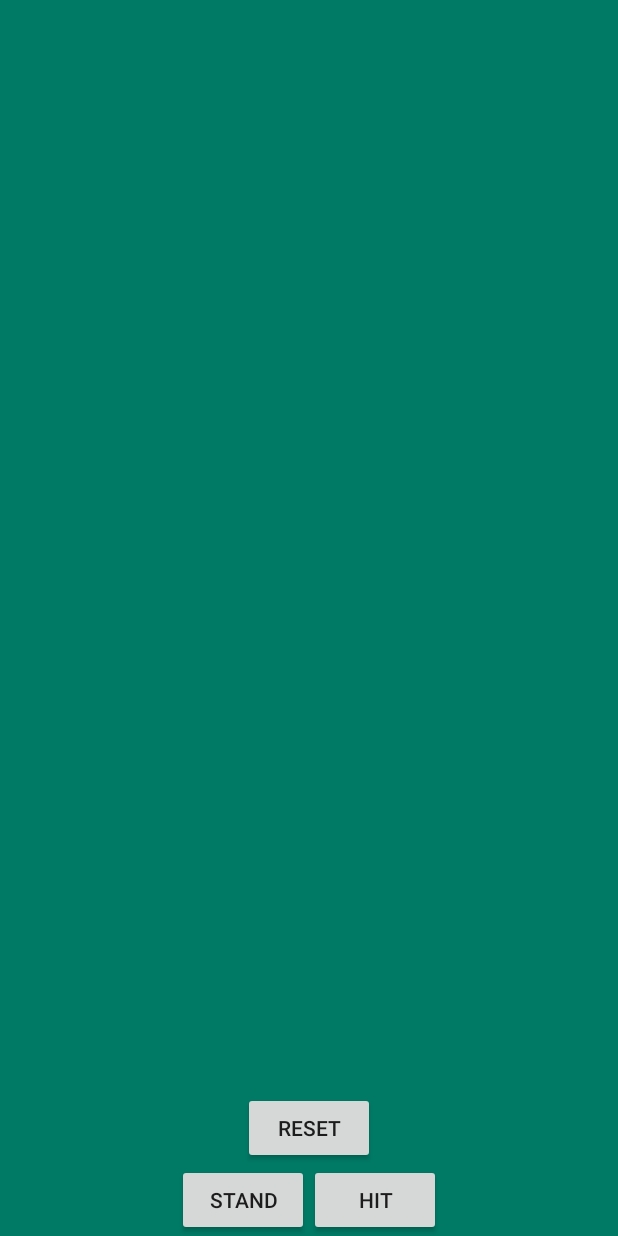
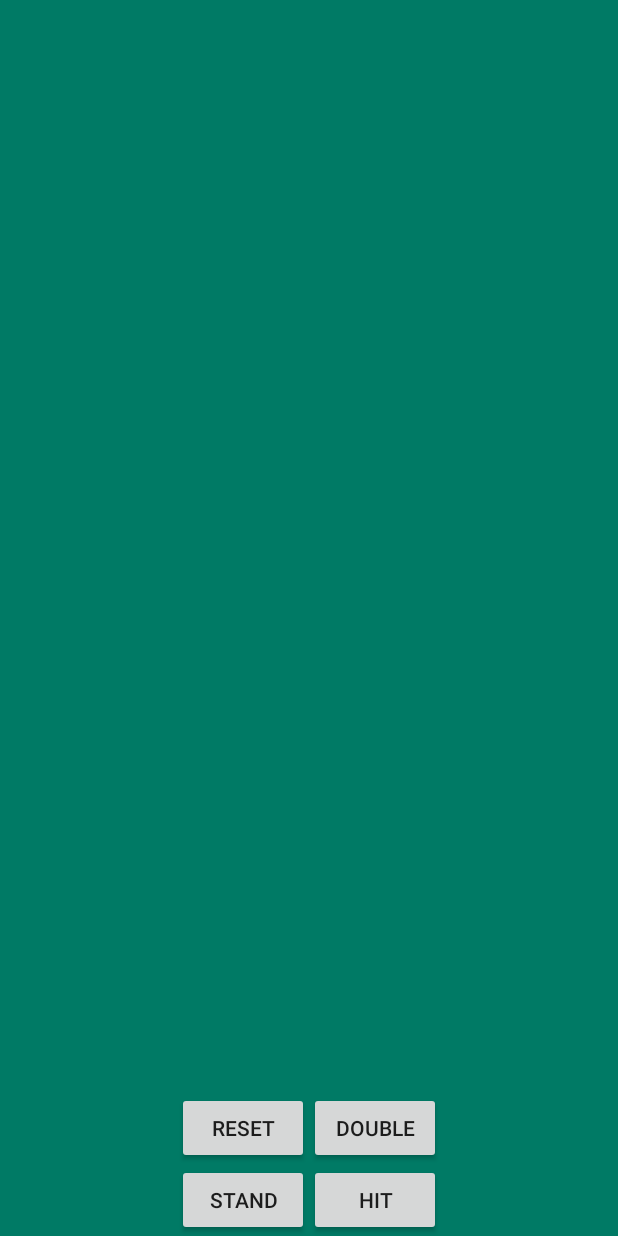
Before and after one commit to JetRequin/NevadaOdyssey, an Android app: the layout activity_black_jack.xml on its own in the app's theme, with its tools: preview values and no code run, on a phone screen of 412 x 824 dp. Run offline under Robolectric (Android 15) with nearby library versions, the phone set to English and light mode, and no system bars.

Commit message:
Add Double

```diff
--- a/app/src/main/res/layout/activity_black_jack.xml
+++ b/app/src/main/res/layout/activity_black_jack.xml
@@ -42,9 +42,9 @@
         app:layout_constraintHorizontal_bias="0.1"
         app:layout_constraintStart_toStartOf="parent"
         app:layout_constraintTop_toTopOf="parent"
-        app:layout_constraintVertical_bias="0.89" />
+        app:layout_constraintVertical_bias="1.0" />
 
-    <ScrollView
+    <HorizontalScrollView
         android:id="@+id/scrollPlayer"
         android:layout_width="wrap_content"
         android:layout_height="wrap_content"
@@ -64,9 +64,9 @@
             android:paddingTop="10dp"
             android:orientation="horizontal"></LinearLayout>
 
-    </ScrollView>
+    </HorizontalScrollView>
 
-    <ScrollView
+    <HorizontalScrollView
         android:id="@+id/scrollDealer"
         android:layout_width="wrap_content"
         android:layout_height="wrap_content"
@@ -86,7 +86,7 @@
             android:paddingTop="10dp"
             android:orientation="horizontal"></LinearLayout>
 
-    </ScrollView>
+    </HorizontalScrollView>
 
     <androidx.constraintlayout.widget.Guideline
         android:id="@+id/guideline14"
@@ -112,9 +112,22 @@
         android:layout_height="wrap_content"
         android:text="Reset"
         app:layout_constraintBottom_toTopOf="@+id/standButton"
-        app:layout_constraintEnd_toEndOf="parent"
+        app:layout_constraintEnd_toStartOf="@+id/guideline14"
+        app:layout_constraintHorizontal_bias="1.0"
         app:layout_constraintStart_toStartOf="parent"
         app:layout_constraintTop_toTopOf="parent"
         app:layout_constraintVertical_bias="1.0" />
 
+    <Button
+        android:id="@+id/doubleButton"
+        android:layout_width="wrap_content"
+        android:layout_height="wrap_content"
+        android:text="Double"
+        app:layout_constraintBottom_toTopOf="@+id/hitButton"
+        app:layout_constraintEnd_toEndOf="parent"
+        app:layout_constraintHorizontal_bias="0.0"
+        app:layout_constraintStart_toStartOf="@+id/guideline14"
+        app:layout_constraintTop_toTopOf="parent"
+        app:layout_constraintVertical_bias="1.0" />
+
 </androidx.constraintlayout.widget.ConstraintLayout>
```
Also changed, not shown: app/src/main/java/fr/isen/nevadaodyssey/BlackJackActivity.kt (+44 -0 lines).
